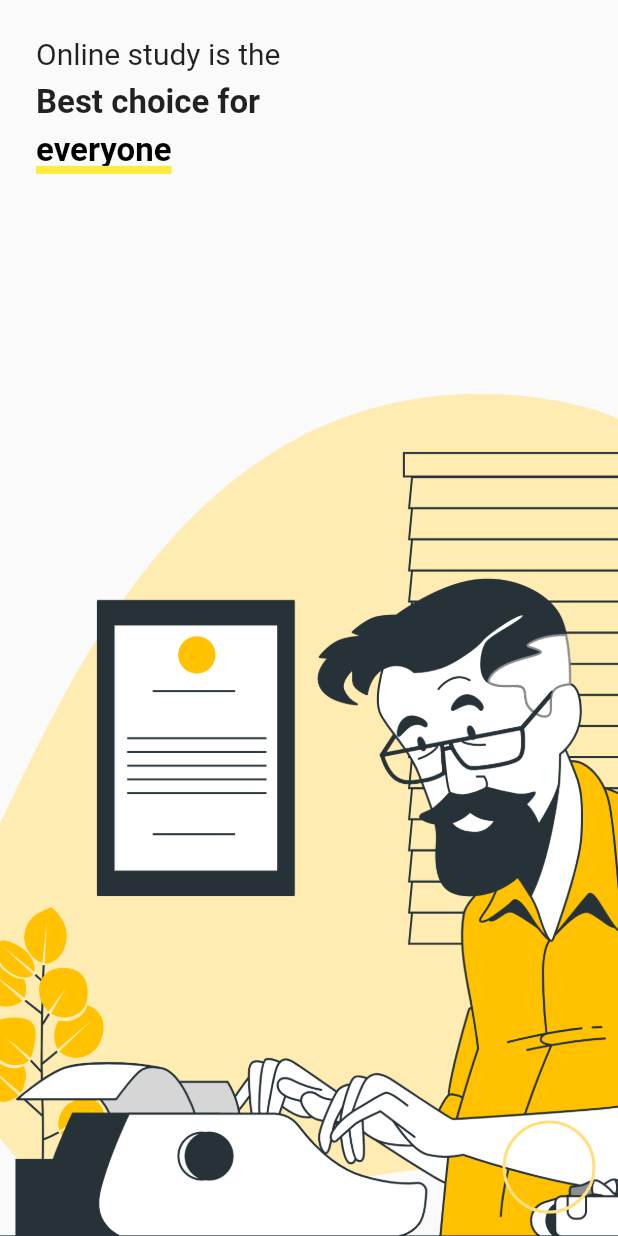
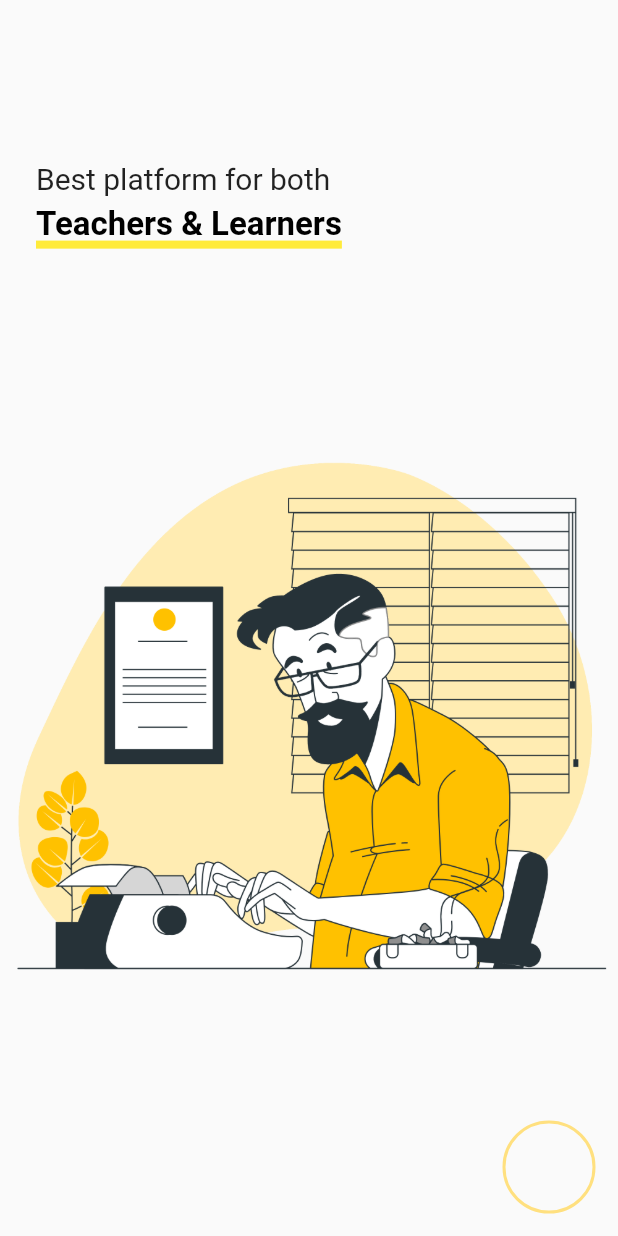
Before and after one commit to marcoleonardini/e_learning_onboarding_app, a Flutter app: the screen it shows after launch, after a tap on the "chevron right" icon, on a phone screen of 412 x 824 dp. Run offline on Flutter 3.47's test engine with Material 2 defaults, Android fonts, the phone set to English and light mode, and no system bars; statements that could not run were skipped.

Commit message:
separate pages

```diff
--- a/lib/src/ui/screens/onboard.screen.dart
+++ b/lib/src/ui/screens/onboard.screen.dart
@@ -1,5 +1,6 @@
 import 'package:e_learning_onboarding_app/src/ui/screens/first_page.screen.dart';
 import 'package:e_learning_onboarding_app/src/ui/screens/second_page.screen.dart';
+import 'package:e_learning_onboarding_app/src/ui/screens/third_page.screen.dart';
 import 'package:e_learning_onboarding_app/src/widgets/customButtomPainter.dart';
 
 import 'package:flutter/cupertino.dart';
@@ -29,7 +30,6 @@ class _OnboardScreenState extends State<OnboardScreen> {
           child: ValueListenableBuilder(
               valueListenable: index,
               builder: (context, int _index, _) {
-                print(_index);
                 switch (_index % 3) {
                   case 0:
                     return AnimatedSwitcher(
@@ -52,7 +52,7 @@ class _OnboardScreenState extends State<OnboardScreen> {
                   case 2:
                     return AnimatedSwitcher(
                         duration: const Duration(milliseconds: 750),
-                        child: FirstPage(
+                        child: ThirdPage(
                           key: UniqueKey(),
                           image: _images[_index % 3],
                         ));
--- a/lib/src/ui/screens/second_page.screen.dart
+++ b/lib/src/ui/screens/second_page.screen.dart
@@ -12,8 +12,9 @@ class SecondPage extends StatelessWidget {
     return Column(
       children: [
         Expanded(
-          flex: 3,
+          flex: 4,
           child: Container(
+            alignment: Alignment.centerLeft,
             constraints: BoxConstraints.expand(),
             padding: EdgeInsets.all(24.0),
             child: Column(
@@ -21,20 +22,12 @@ class SecondPage extends StatelessWidget {
               mainAxisSize: MainAxisSize.min,
               children: [
                 Text(
-                  'Online study is the',
+                  'Best platform for both',
                   style: TextStyle(fontSize: 20.0),
-                ),
-                SizedBox(height: 8.0),
-                Text(
-                  'Best choice for',
-                  style: TextStyle(
-                    fontSize: 22.0,
-                    fontWeight: FontWeight.bold,
-                  ),
                 ),
                 SizedBox(height: 10.0),
                 Text(
-                  'everyone',
+                  'Teachers & Learners',
                   style: TextStyle(
                     fontSize: 22.0,
                     shadows: [
@@ -53,14 +46,15 @@ class SecondPage extends StatelessWidget {
         ),
         Expanded(
           flex: 6,
-          child: Transform.scale(
-            scale: 1.25,
-            child: Image.asset(
-              _image,
-              fit: BoxFit.cover,
-              alignment: Alignment.centerLeft,
-            ),
+          child: Image.asset(
+            _image,
+            fit: BoxFit.cover,
+            alignment: Alignment.centerLeft,
           ),
+        ),
+        Expanded(
+          flex: 2,
+          child: SizedBox.shrink(),
         ),
       ],
     );
--- a/lib/src/ui/screens/third_page.screen.dart
+++ b/lib/src/ui/screens/third_page.screen.dart
@@ -12,7 +12,7 @@ class ThirdPage extends StatelessWidget {
     return Column(
       children: [
         Expanded(
-          flex: 6,
+          flex: 5,
           child: Transform.scale(
             scale: 1.25,
             child: Image.asset(
@@ -32,12 +32,12 @@ class ThirdPage extends StatelessWidget {
               mainAxisSize: MainAxisSize.min,
               children: [
                 Text(
-                  'Online study is the',
+                  'Learn Anytime,',
                   style: TextStyle(fontSize: 20.0),
                 ),
                 SizedBox(height: 8.0),
                 Text(
-                  'Best choice for',
+                  'Anywhere. Accelerate',
                   style: TextStyle(
                     fontSize: 22.0,
                     fontWeight: FontWeight.bold,
@@ -45,7 +45,7 @@ class ThirdPage extends StatelessWidget {
                 ),
                 SizedBox(height: 10.0),
                 Text(
-                  'everyone',
+                  'Your future and beyond.',
                   style: TextStyle(
                     fontSize: 22.0,
                     shadows: [
@@ -58,6 +58,15 @@ class ThirdPage extends StatelessWidget {
                     decorationThickness: 5.0,
                   ),
                 ),
+                Spacer(),
+                Text(
+                  'Start learning!',
+                  style: TextStyle(
+                    fontSize: 22.0,
+                    fontWeight: FontWeight.bold,
+                  ),
+                ),
+                SizedBox(height: 12.0),
               ],
             ),
           ),
```
